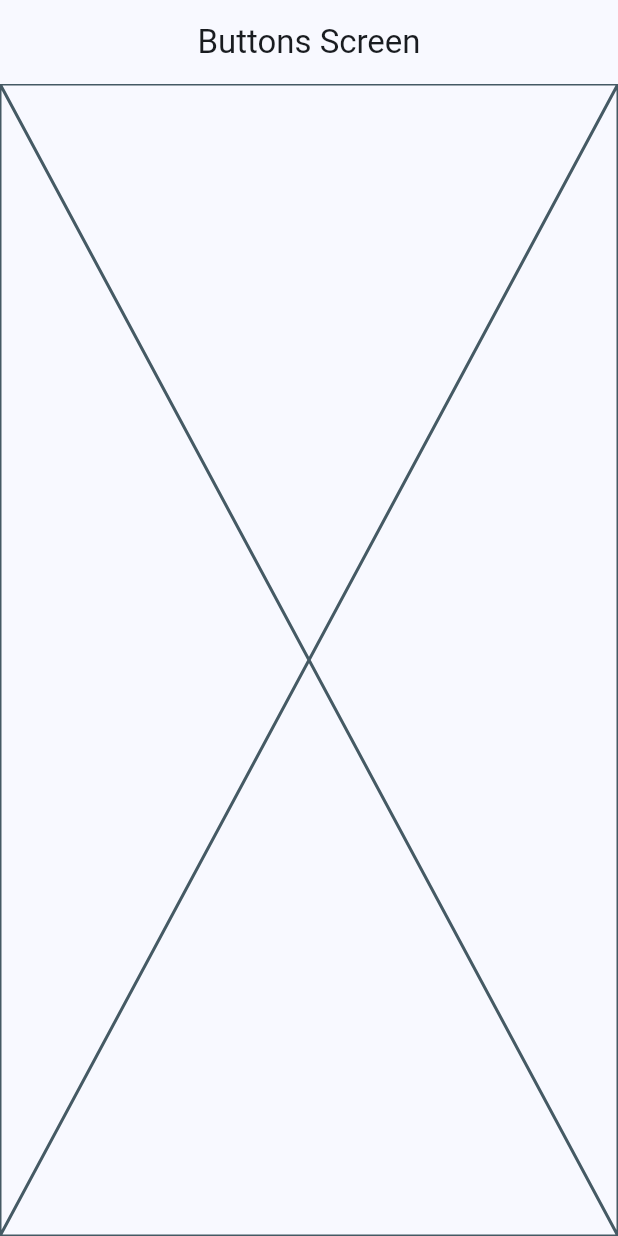
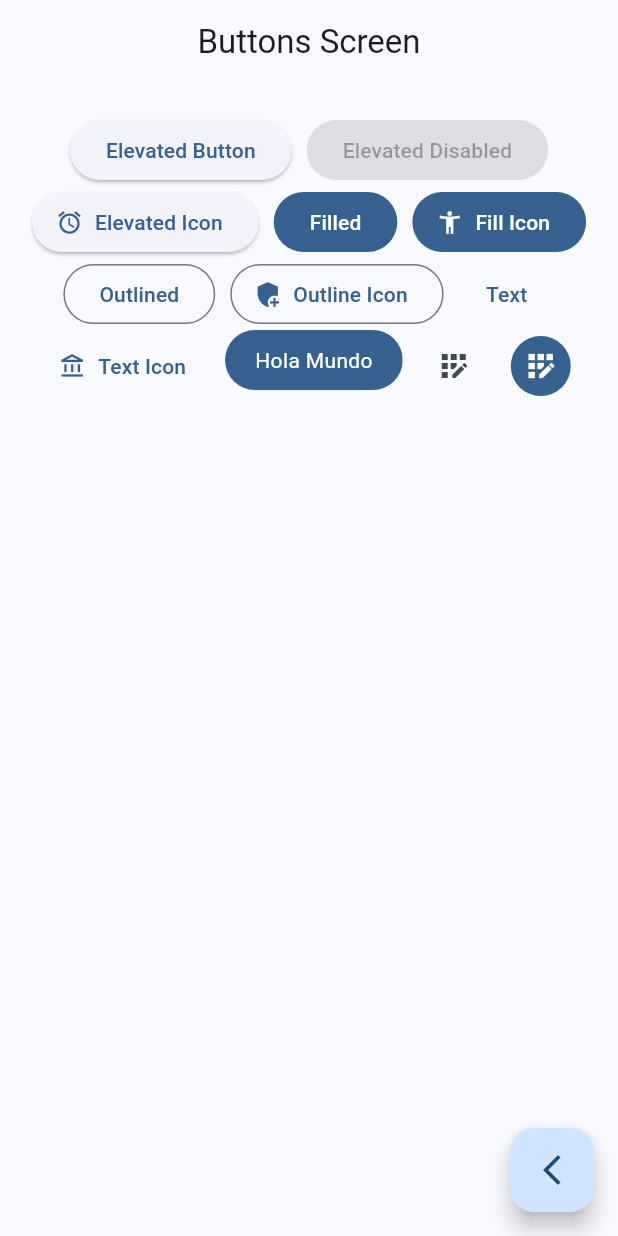
Before and after one commit to JovacDev/widgets_app, a Flutter app: the ButtonsScreen screen opened by its route, on a phone screen of 412 x 824 dp. Run offline on Flutter 3.47's test engine with Material 2 defaults, Android fonts, the phone set to English and light mode, and no system bars; our stand-ins replace go_router.

Commit message:
buttons screen finished

```diff
--- a/lib/presentation/screens/buttons/buttons_screen.dart
+++ b/lib/presentation/screens/buttons/buttons_screen.dart
@@ -1,4 +1,5 @@
 import 'package:flutter/material.dart';
+import 'package:go_router/go_router.dart';
 
 class ButtonsScreen extends StatelessWidget {
   const ButtonsScreen({super.key});
@@ -11,7 +12,94 @@ class ButtonsScreen extends StatelessWidget {
       appBar: AppBar(
         title: const Text('Buttons Screen'),
       ),
-      body: const Placeholder(),
+      body: const _ButtonsView(),
+      floatingActionButton: FloatingActionButton(
+        child: const Icon(Icons.arrow_back_ios_new_outlined),
+        onPressed: () {
+          context.pop();
+        },
+      ),
     );
   }
 }
+
+class _ButtonsView extends StatelessWidget {
+  const _ButtonsView();
+
+  @override
+  Widget build(BuildContext context) {
+    final colors = Theme.of(context).colorScheme;
+
+    return SizedBox(
+      width: double.infinity,
+      child: Padding(
+        padding: const EdgeInsets.symmetric(horizontal: 10, vertical: 20),
+        child: Wrap(
+          spacing: 10,
+          alignment: WrapAlignment.center,
+          children: [
+            ElevatedButton(
+                onPressed: () {}, child: const Text('Elevated Button')),
+            const ElevatedButton(
+                onPressed: null, child: Text('Elevated Disabled')),
+            ElevatedButton.icon(
+                onPressed: () {},
+                icon: const Icon(Icons.access_alarm_outlined),
+                label: const Text('Elevated Icon')),
+            FilledButton(onPressed: () {}, child: const Text('Filled')),
+            FilledButton.icon(
+                onPressed: () {},
+                icon: const Icon(Icons.accessibility_new),
+                label: const Text('Fill Icon')),
+            OutlinedButton(onPressed: () {}, child: const Text('Outlined')),
+            OutlinedButton.icon(
+                onPressed: () {},
+                icon: const Icon(Icons.add_moderator),
+                label: const Text('Outline Icon')),
+            TextButton(onPressed: () {}, child: const Text('Text')),
+            TextButton.icon(
+                onPressed: () {},
+                icon: const Icon(Icons.account_balance_outlined),
+                label: const Text('Text Icon')),
+            CustomButton(),
+            IconButton(
+                onPressed: () {},
+                icon: const Icon(Icons.app_registration_outlined)),
+            IconButton(
+              onPressed: () {},
+              icon: const Icon(Icons.app_registration_outlined),
+              style: ButtonStyle(
+                  backgroundColor: MaterialStatePropertyAll(colors.primary),
+                  iconColor: const MaterialStatePropertyAll(Colors.white)),
+            ),
+          ],
+        ),
+      ),
+    );
+  }
+}
+
+class CustomButton extends StatelessWidget {
+  const CustomButton({super.key});
+
+  @override
+  Widget build(BuildContext context) {
+    final colors = Theme.of(context).colorScheme;
+
+    return ClipRRect(
+      borderRadius: BorderRadius.circular(20),
+      child: Material(
+        color: colors.primary,
+        child: InkWell(
+          onTap: () {},
+          child: Padding(
+              padding: EdgeInsets.symmetric(horizontal: 20, vertical: 10),
+              child: Text(
+                'Hola Mundo',
+                style: TextStyle(color: Colors.white),
+              )),
+        ),
+      ),
+    );
+  }
+}
```
